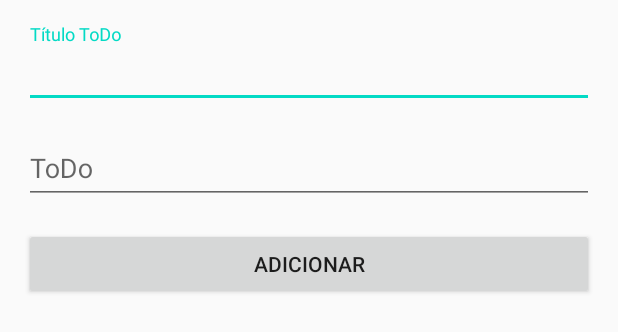
After one commit to cymayumi/MyToDo, an Android app: the layout to_do_fragment.xml on its own in the app's theme, with its tools: preview values and no code run, on a phone screen of 412 x 824 dp. The commit adds this screen. Shown: the top 332 px of the screen. Run offline under Robolectric (Android 15) with nearby library versions, the phone set to English and light mode, and no system bars.

Commit message:
Tela add ToDo

```diff
--- a/app/build.gradle
+++ b/app/build.gradle
@@ -29,6 +29,9 @@ dependencies {
     implementation 'androidx.core:core-ktx:1.3.1'
     implementation 'androidx.appcompat:appcompat:1.2.0'
     implementation 'androidx.constraintlayout:constraintlayout:2.0.1'
+    implementation 'androidx.legacy:legacy-support-v4:1.0.0'
+    implementation 'androidx.lifecycle:lifecycle-extensions:2.2.0'
+    implementation 'androidx.lifecycle:lifecycle-viewmodel-ktx:2.2.0'
 
     def nav_version = "2.3.0"
     implementation "androidx.navigation:navigation-fragment:$nav_version"
--- /dev/null
+++ b/app/src/main/res/layout/to_do_fragment.xml
@@ -0,0 +1,53 @@
+<?xml version="1.0" encoding="utf-8"?>
+<androidx.constraintlayout.widget.ConstraintLayout xmlns:android="http://schemas.android.com/apk/res/android"
+    xmlns:app="http://schemas.android.com/apk/res-auto"
+    xmlns:tools="http://schemas.android.com/tools"
+    android:layout_width="match_parent"
+    android:layout_height="match_parent"
+    android:padding="16dp"
+    tools:context=".ui.ToDoFragment">
+
+    <com.google.android.material.textfield.TextInputLayout
+        android:id="@+id/input_layout_title"
+        android:layout_width="0dp"
+        android:layout_height="wrap_content"
+        app:layout_constraintEnd_toEndOf="parent"
+        app:layout_constraintStart_toStartOf="parent"
+        app:layout_constraintTop_toTopOf="parent">
+
+        <com.google.android.material.textfield.TextInputEditText
+            android:id="@+id/input_title"
+            android:layout_width="match_parent"
+            android:layout_height="wrap_content"
+            android:hint="@string/hint_todo_title"
+            android:inputType="textCapSentences" />
+    </com.google.android.material.textfield.TextInputLayout>
+
+    <com.google.android.material.textfield.TextInputLayout
+        android:id="@+id/input_layout_todo"
+        android:layout_width="0dp"
+        android:layout_height="wrap_content"
+        android:layout_marginTop="8dp"
+        app:layout_constraintEnd_toEndOf="@+id/input_layout_title"
+        app:layout_constraintStart_toStartOf="@+id/input_layout_title"
+        app:layout_constraintTop_toBottomOf="@+id/input_layout_title">
+
+        <com.google.android.material.textfield.TextInputEditText
+            android:id="@+id/input_todo"
+            android:layout_width="match_parent"
+            android:layout_height="wrap_content"
+            android:hint="@string/hint_todo_body"
+            android:inputType="textCapSentences" />
+    </com.google.android.material.textfield.TextInputLayout>
+
+    <Button
+        android:id="@+id/button_todo"
+        android:layout_width="0dp"
+        android:layout_height="wrap_content"
+        android:layout_marginTop="16dp"
+        android:text="@string/btn_adicionar"
+        app:layout_constraintEnd_toEndOf="@id/input_layout_todo"
+        app:layout_constraintStart_toStartOf="@id/input_layout_todo"
+        app:layout_constraintTop_toBottomOf="@id/input_layout_todo" />
+
+</androidx.constraintlayout.widget.ConstraintLayout>
--- a/app/src/main/res/values/strings.xml
+++ b/app/src/main/res/values/strings.xml
@@ -1,3 +1,11 @@
 <resources>
     <string name="app_name">My ToDo</string>
+
+    /!-- ToDo Fragment -->
+    <string name="hint_todo_title">Título ToDo</string>
+    <string name="hint_todo_body">ToDo</string>
+    <string name="btn_adicionar">Adicionar</string>
+
+
+    <string name="title_AddToDo">Novo ToDo</string>
 </resources>
```
Also changed, not shown: app/src/main/java/com/mayumi/mytodo/ui/ToDoFragment.kt (added, +22 -0 lines), app/src/main/java/com/mayumi/mytodo/ui/ToDoViewModel.kt (added, +7 -0 lines), app/src/main/res/layout/activity_main.xml (+16 -5 lines), app/src/main/res/navigation/main_graph.xml (+9 -1 lines).
